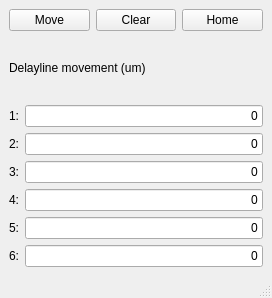
Qt form DelayCommander/DelayCommander/DelayCommander.ui (amjjam/obs) before a commit.
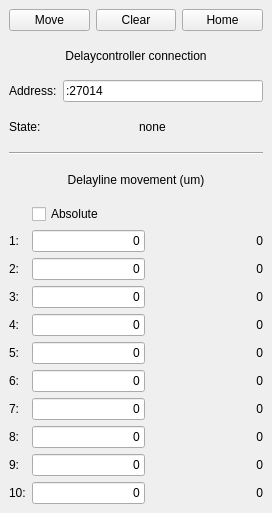
The same form after that commit.

Diff of the .ui file:
```diff
--- a/DelayCommander/DelayCommander/DelayCommander.ui
+++ b/DelayCommander/DelayCommander/DelayCommander.ui
@@ -7,7 +7,7 @@
     <x>0</x>
     <y>0</y>
     <width>272</width>
-    <height>298</height>
+    <height>513</height>
    </rect>
   </property>
   <property name="windowTitle">
@@ -15,14 +15,227 @@
   </property>
   <widget class="QWidget" name="centralwidget">
    <layout class="QGridLayout" name="gridLayout">
-    <item row="7" column="0">
+    <item row="11" column="2">
+     <widget class="QLabel" name="label_14">
+      <property name="text">
+       <string>0</string>
+      </property>
+      <property name="alignment">
+       <set>Qt::AlignmentFlag::AlignRight|Qt::AlignmentFlag::AlignTrailing|Qt::AlignmentFlag::AlignVCenter</set>
+      </property>
+     </widget>
+    </item>
+    <item row="14" column="1">
+     <widget class="QLineEdit" name="lineEdit_dl07">
+      <property name="text">
+       <string>0</string>
+      </property>
+      <property name="alignment">
+       <set>Qt::AlignmentFlag::AlignRight|Qt::AlignmentFlag::AlignTrailing|Qt::AlignmentFlag::AlignVCenter</set>
+      </property>
+     </widget>
+    </item>
+    <item row="16" column="0">
+     <widget class="QLabel" name="label_19">
+      <property name="text">
+       <string>9:</string>
+      </property>
+     </widget>
+    </item>
+    <item row="10" column="1">
+     <widget class="QLineEdit" name="lineEdit_dl03">
+      <property name="text">
+       <string>0</string>
+      </property>
+      <property name="alignment">
+       <set>Qt::AlignmentFlag::AlignRight|Qt::AlignmentFlag::AlignTrailing|Qt::AlignmentFlag::AlignVCenter</set>
+      </property>
+     </widget>
+    </item>
+    <item row="12" column="0">
      <widget class="QLabel" name="label_5">
       <property name="text">
        <string>5:</string>
       </property>
      </widget>
     </item>
-    <item row="0" column="0" colspan="2">
+    <item row="7" column="1">
+     <widget class="QCheckBox" name="checkBox_abs">
+      <property name="text">
+       <string>Absolute</string>
+      </property>
+     </widget>
+    </item>
+    <item row="11" column="0">
+     <widget class="QLabel" name="label_4">
+      <property name="text">
+       <string>4:</string>
+      </property>
+     </widget>
+    </item>
+    <item row="13" column="0">
+     <widget class="QLabel" name="label_6">
+      <property name="text">
+       <string>6:</string>
+      </property>
+     </widget>
+    </item>
+    <item row="17" column="0">
+     <widget class="QLabel" name="label_20">
+      <property name="text">
+       <string>10:</string>
+      </property>
+     </widget>
+    </item>
+    <item row="13" column="1">
+     <widget class="QLineEdit" name="lineEdit_dl06">
+      <property name="text">
+       <string>0</string>
+      </property>
+      <property name="alignment">
+       <set>Qt::AlignmentFlag::AlignRight|Qt::AlignmentFlag::AlignTrailing|Qt::AlignmentFlag::AlignVCenter</set>
+      </property>
+     </widget>
+    </item>
+    <item row="11" column="1">
+     <widget class="QLineEdit" name="lineEdit_dl04">
+      <property name="text">
+       <string>0</string>
+      </property>
+      <property name="alignment">
+       <set>Qt::AlignmentFlag::AlignRight|Qt::AlignmentFlag::AlignTrailing|Qt::AlignmentFlag::AlignVCenter</set>
+      </property>
+     </widget>
+    </item>
+    <item row="3" column="0" colspan="3">
+     <layout class="QHBoxLayout" name="horizontalLayout_2">
+      <item>
+       <widget class="QLabel" name="label_9">
+        <property name="text">
+         <string>Address:</string>
+        </property>
+       </widget>
+      </item>
+      <item>
+       <widget class="QLineEdit" name="lineEdit">
+        <property name="text">
+         <string>:27014</string>
+        </property>
+       </widget>
+      </item>
+     </layout>
+    </item>
+    <item row="6" column="0" colspan="3">
+     <widget class="QLabel" name="label_7">
+      <property name="text">
+       <string>Delayline movement (um)</string>
+      </property>
+      <property name="alignment">
+       <set>Qt::AlignmentFlag::AlignCenter</set>
+      </property>
+     </widget>
+    </item>
+    <item row="15" column="1">
+     <widget class="QLineEdit" name="lineEdit_dl08">
+      <property name="text">
+       <string>0</string>
+      </property>
+      <property name="alignment">
+       <set>Qt::AlignmentFlag::AlignRight|Qt::AlignmentFlag::AlignTrailing|Qt::AlignmentFlag::AlignVCenter</set>
+      </property>
+     </widget>
+    </item>
+    <item row="2" column="0" colspan="3">
+     <widget class="QLabel" name="label_8">
+      <property name="text">
+       <string>Delaycontroller connection</string>
+      </property>
+      <property name="alignment">
+       <set>Qt::AlignmentFlag::AlignCenter</set>
+      </property>
+     </widget>
+    </item>
+    <item row="15" column="2">
+     <widget class="QLabel" name="label_22">
+      <property name="text">
+       <string>0</string>
+      </property>
+      <property name="alignment">
+       <set>Qt::AlignmentFlag::AlignRight|Qt::AlignmentFlag::AlignTrailing|Qt::AlignmentFlag::AlignVCenter</set>
+      </property>
+     </widget>
+    </item>
+    <item row="8" column="0">
+     <widget class="QLabel" name="label">
+      <property name="text">
+       <string>1:</string>
+      </property>
+     </widget>
+    </item>
+    <item row="10" column="0">
+     <widget class="QLabel" name="label_3">
+      <property name="text">
+       <string>3:</string>
+      </property>
+     </widget>
+    </item>
+    <item row="13" column="2">
+     <widget class="QLabel" name="label_16">
+      <property name="text">
+       <string>0</string>
+      </property>
+      <property name="alignment">
+       <set>Qt::AlignmentFlag::AlignRight|Qt::AlignmentFlag::AlignTrailing|Qt::AlignmentFlag::AlignVCenter</set>
+      </property>
+     </widget>
+    </item>
+    <item row="8" column="2">
+     <widget class="QLabel" name="label_dl1">
+      <property name="sizePolicy">
+       <sizepolicy hsizetype="Expanding" vsizetype="Preferred">
+        <horstretch>0</horstretch>
+        <verstretch>0</verstretch>
+       </sizepolicy>
+      </property>
+      <property name="text">
+       <string>0</string>
+      </property>
+      <property name="alignment">
+       <set>Qt::AlignmentFlag::AlignRight|Qt::AlignmentFlag::AlignTrailing|Qt::AlignmentFlag::AlignVCenter</set>
+      </property>
+     </widget>
+    </item>
+    <item row="17" column="2">
+     <widget class="QLabel" name="label_24">
+      <property name="text">
+       <string>0</string>
+      </property>
+      <property name="alignment">
+       <set>Qt::AlignmentFlag::AlignRight|Qt::AlignmentFlag::AlignTrailing|Qt::AlignmentFlag::AlignVCenter</set>
+      </property>
+     </widget>
+    </item>
+    <item row="9" column="2">
+     <widget class="QLabel" name="label_12">
+      <property name="text">
+       <string>0</string>
+      </property>
+      <property name="alignment">
+       <set>Qt::AlignmentFlag::AlignRight|Qt::AlignmentFlag::AlignTrailing|Qt::AlignmentFlag::AlignVCenter</set>
+      </property>
+     </widget>
+    </item>
+    <item row="10" column="2">
+     <widget class="QLabel" name="label_13">
+      <property name="text">
+       <string>0</string>
+      </property>
+      <property name="alignment">
+       <set>Qt::AlignmentFlag::AlignRight|Qt::AlignmentFlag::AlignTrailing|Qt::AlignmentFlag::AlignVCenter</set>
+      </property>
+     </widget>
+    </item>
+    <item row="0" column="0" colspan="3">
      <layout class="QHBoxLayout" name="horizontalLayout">
       <item>
        <widget class="QPushButton" name="pushButton">
@@ -56,25 +269,53 @@
       </item>
      </layout>
     </item>
-    <item row="5" column="0">
-     <widget class="QLabel" name="label_3">
+    <item row="4" column="0" colspan="3">
+     <layout class="QHBoxLayout" name="horizontalLayout_3">
+      <item>
+       <widget class="QLabel" name="label_10">
+        <property name="text">
+         <string>State:</string>
+        </property>
+       </widget>
+      </item>
+      <item>
+       <widget class="QLabel" name="label_11">
+        <property name="text">
+         <string>none</string>
+        </property>
+       </widget>
+      </item>
+     </layout>
+    </item>
+    <item row="17" column="1">
+     <widget class="QLineEdit" name="lineEdit_dl10">
       <property name="text">
-       <string>3:</string>
+       <string>0</string>
       </property>
+      <property name="alignment">
+       <set>Qt::AlignmentFlag::AlignRight|Qt::AlignmentFlag::AlignTrailing|Qt::AlignmentFlag::AlignVCenter</set>
+      </property>
      </widget>
     </item>
-    <item row="7" column="1">
-     <widget class="QLineEdit" name="lineEdit_dl5">
+    <item row="16" column="2">
+     <widget class="QLabel" name="label_23">
       <property name="text">
        <string>0</string>
       </property>
       <property name="alignment">
-       <set>Qt::AlignRight|Qt::AlignTrailing|Qt::AlignVCenter</set>
+       <set>Qt::AlignmentFlag::AlignRight|Qt::AlignmentFlag::AlignTrailing|Qt::AlignmentFlag::AlignVCenter</set>
       </property>
      </widget>
     </item>
-    <item row="3" column="1">
-     <widget class="QLineEdit" name="lineEdit_dl1">
+    <item row="14" column="0">
+     <widget class="QLabel" name="label_17">
+      <property name="text">
+       <string>7:</string>
+      </property>
+     </widget>
+    </item>
+    <item row="8" column="1">
+     <widget class="QLineEdit" name="lineEdit_dl01">
       <property name="text">
        <string>0</string>
       </property>
@@ -82,60 +323,43 @@
        <number>16</number>
       </property>
       <property name="alignment">
-       <set>Qt::AlignRight|Qt::AlignTrailing|Qt::AlignVCenter</set>
+       <set>Qt::AlignmentFlag::AlignRight|Qt::AlignmentFlag::AlignTrailing|Qt::AlignmentFlag::AlignVCenter</set>
       </property>
      </widget>
     </item>
-    <item row="3" column="0">
-     <widget class="QLabel" name="label">
+    <item row="12" column="2">
+     <widget class="QLabel" name="label_15">
       <property name="text">
-       <string>1:</string>
-      </property>
-     </widget>
-    </item>
-    <item row="8" column="0">
-     <widget class="QLabel" name="label_6">
-      <property name="text">
-       <string>6:</string>
-      </property>
-     </widget>
-    </item>
-    <item row="8" column="1">
-     <widget class="QLineEdit" name="lineEdit_dl6">
-      <property name="text">
        <string>0</string>
       </property>
       <property name="alignment">
-       <set>Qt::AlignRight|Qt::AlignTrailing|Qt::AlignVCenter</set>
+       <set>Qt::AlignmentFlag::AlignRight|Qt::AlignmentFlag::AlignTrailing|Qt::AlignmentFlag::AlignVCenter</set>
       </property>
      </widget>
     </item>
-    <item row="5" column="1">
-     <widget class="QLineEdit" name="lineEdit_dl3">
-      <property name="text">
-       <string>0</string>
+    <item row="5" column="0" colspan="3">
+     <widget class="Line" name="line">
+      <property name="orientation">
+       <enum>Qt::Orientation::Horizontal</enum>
       </property>
-      <property name="alignment">
-       <set>Qt::AlignRight|Qt::AlignTrailing|Qt::AlignVCenter</set>
-      </property>
      </widget>
     </item>
-    <item row="6" column="0">
-     <widget class="QLabel" name="label_4">
+    <item row="15" column="0">
+     <widget class="QLabel" name="label_18">
       <property name="text">
-       <string>4:</string>
+       <string>8:</string>
       </property>
      </widget>
     </item>
-    <item row="4" column="0">
+    <item row="9" column="0">
      <widget class="QLabel" name="label_2">
       <property name="text">
        <string>2:</string>
       </property>
      </widget>
     </item>
-    <item row="6" column="1">
-     <widget class="QLineEdit" name="lineEdit_dl4">
+    <item row="9" column="1">
+     <widget class="QLineEdit" name="lineEdit_dl02">
       <property name="text">
        <string>0</string>
       </property>
@@ -144,8 +368,8 @@
       </property>
      </widget>
     </item>
-    <item row="4" column="1">
-     <widget class="QLineEdit" name="lineEdit_dl2">
+    <item row="16" column="1">
+     <widget class="QLineEdit" name="lineEdit_dl09">
       <property name="text">
        <string>0</string>
       </property>
@@ -154,26 +378,28 @@
       </property>
      </widget>
     </item>
-    <item row="2" column="0" colspan="2">
-     <widget class="QLabel" name="label_7">
+    <item row="12" column="1">
+     <widget class="QLineEdit" name="lineEdit_dl05">
       <property name="text">
-       <string>Delayline movement (um)</string>
+       <string>0</string>
+      </property>
+      <property name="alignment">
+       <set>Qt::AlignmentFlag::AlignRight|Qt::AlignmentFlag::AlignTrailing|Qt::AlignmentFlag::AlignVCenter</set>
+      </property>
+     </widget>
+    </item>
+    <item row="14" column="2">
+     <widget class="QLabel" name="label_21">
+      <property name="text">
+       <string>0</string>
+      </property>
+      <property name="alignment">
+       <set>Qt::AlignmentFlag::AlignRight|Qt::AlignmentFlag::AlignTrailing|Qt::AlignmentFlag::AlignVCenter</set>
       </property>
      </widget>
     </item>
    </layout>
   </widget>
-  <widget class="QMenuBar" name="menubar">
-   <property name="geometry">
-    <rect>
-     <x>0</x>
-     <y>0</y>
-     <width>272</width>
-     <height>22</height>
-    </rect>
-   </property>
-  </widget>
-  <widget class="QStatusBar" name="statusbar"/>
  </widget>
  <resources/>
  <connections/>
```
Left out of the diff: 4 changed lines with no effect on the pictures.
